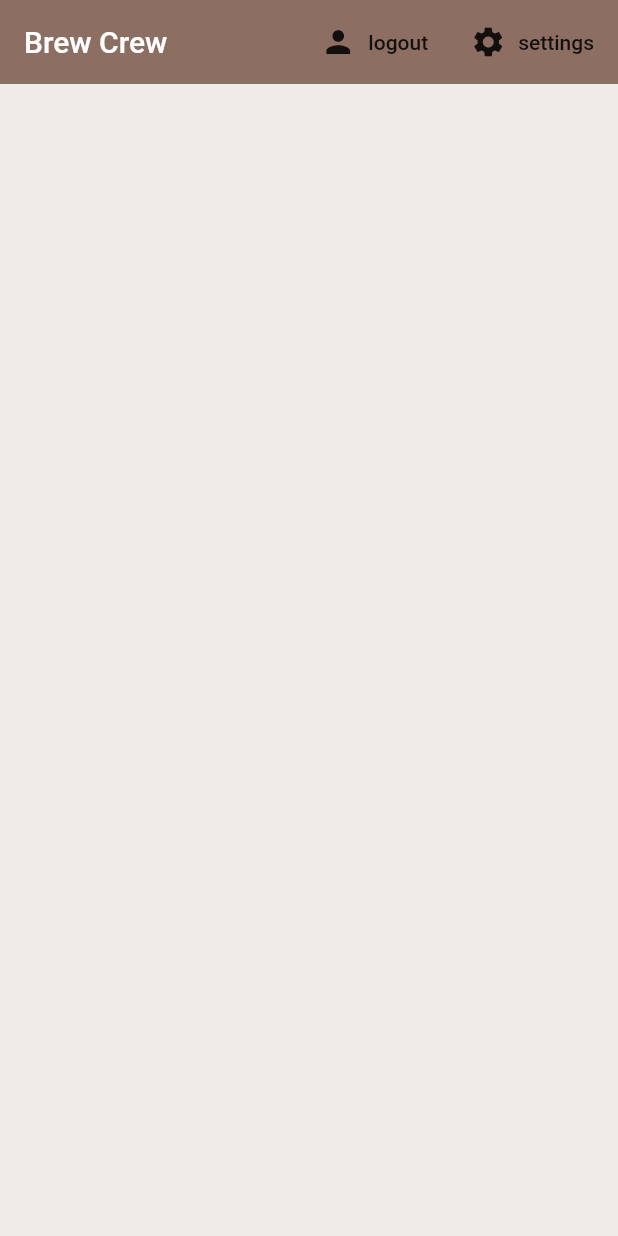
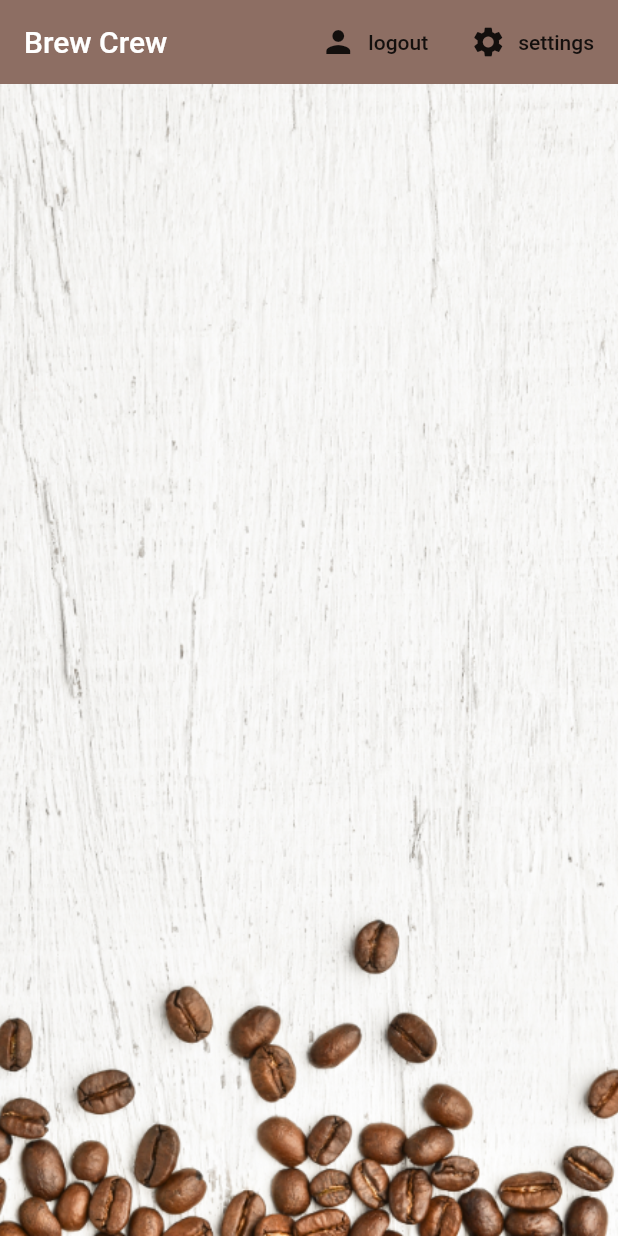
Before and after one commit to 5werve/ninja-brew-crew, a Flutter app: the screen it shows once a user with an empty profile is signed in, on a phone screen of 412 x 824 dp. Run offline on Flutter 3.47's test engine with Material 2 defaults, Android fonts, the phone set to English and light mode, and no system bars; our stand-ins replace cloud_firestore, firebase_auth, firebase_core, flutter_spinkit; accounts and stored records are empty.

Commit message:
last commit

```diff
--- a/lib/screens/home/brew_list.dart
+++ b/lib/screens/home/brew_list.dart
@@ -15,12 +15,6 @@ class _BrewListState extends State<BrewList> {
   Widget build(BuildContext context) {
     final brews = Provider.of<List<Brew>?>(context);
 
-    brews?.forEach((brew) {
-      print(brew.name);
-      print(brew.sugars);
-      print(brew.strength);
-    });
-
     return ListView.builder(
       itemBuilder: (context, index) {
         return BrewTile(brew: brews![index]);
--- a/lib/screens/home/brew_tile.dart
+++ b/lib/screens/home/brew_tile.dart
@@ -15,6 +15,7 @@ class BrewTile extends StatelessWidget {
           leading: CircleAvatar(
             radius: 25.0,
             backgroundColor: Colors.brown[brew.strength],
+            backgroundImage: AssetImage('assets/coffee_icon.png'),
           ),
           title: Text(brew.name),
           subtitle: Text('Takes ${brew.sugars} sugar(s)'),
--- a/lib/screens/home/home.dart
+++ b/lib/screens/home/home.dart
@@ -48,7 +48,15 @@ class Home extends StatelessWidget {
             ),
           ],
         ),
-        body: BrewList(),
+        body: Container(
+          child: BrewList(),
+          decoration: BoxDecoration(
+            image: DecorationImage(
+              image: AssetImage('assets/coffee_bg.png'),
+              fit: BoxFit.cover,
+            ),
+          ),
+        ),
       ),
     );
   }
--- a/pubspec.yaml
+++ b/pubspec.yaml
@@ -63,9 +63,8 @@ flutter:
   uses-material-design: true
 
   # To add assets to your application, add an assets section, like this:
-  # assets:
-  #   - images/a_dot_burr.jpeg
-  #   - images/a_dot_ham.jpeg
+  assets:
+    - assets/
 
   # An image asset can refer to one or more resolution-specific "variants", see
   # https://flutter.dev/assets-and-images/#resolution-aware.
```
Also changed, not shown: lib/screens/home/settings_form.dart (+35 -10 lines), assets/coffee_bg.png (added), assets/coffee_icon.png (added).
